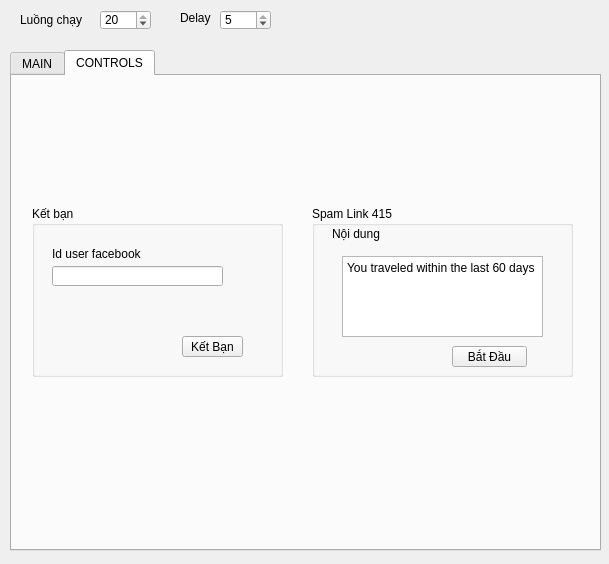
tronghoabg/tool-xoa-no, file ui.ui: the form before one commit.
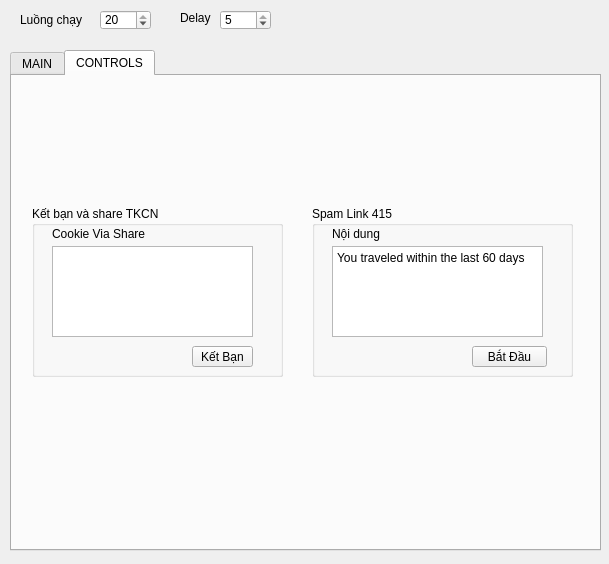
The form after the commit. The open tabs and pages were chosen to show the change. Icons and pictures are not drawn.

The edit to the form file:
```diff
--- a/ui.ui
+++ b/ui.ui
@@ -195,7 +195,7 @@
       </rect>
      </property>
      <property name="title">
-      <string>Kết bạn</string>
+      <string>Kết bạn và share TKCN</string>
      </property>
      <property name="flat">
       <bool>false</bool>
@@ -203,27 +203,11 @@
      <property name="checkable">
       <bool>false</bool>
      </property>
-     <widget class="QLineEdit" name="leUserFB">
-      <property name="geometry">
-       <rect>
-        <x>20</x>
-        <y>60</y>
-        <width>171</width>
-        <height>20</height>
-       </rect>
-      </property>
-      <property name="text">
-       <string/>
-      </property>
-      <property name="alignment">
-       <set>Qt::AlignLeading|Qt::AlignLeft|Qt::AlignVCenter</set>
-      </property>
-     </widget>
      <widget class="QPushButton" name="pbAddFriead">
       <property name="geometry">
        <rect>
-        <x>150</x>
-        <y>130</y>
+        <x>160</x>
+        <y>140</y>
         <width>61</width>
         <height>21</height>
        </rect>
@@ -236,18 +220,31 @@
       <property name="geometry">
        <rect>
         <x>20</x>
-        <y>40</y>
+        <y>20</y>
         <width>101</width>
         <height>16</height>
        </rect>
       </property>
       <property name="text">
-       <string>Id user facebook</string>
+       <string>Cookie Via Share</string>
       </property>
       <property name="alignment">
        <set>Qt::AlignLeading|Qt::AlignLeft|Qt::AlignVCenter</set>
       </property>
      </widget>
+     <widget class="QPlainTextEdit" name="txtCookie">
+      <property name="geometry">
+       <rect>
+        <x>20</x>
+        <y>40</y>
+        <width>201</width>
+        <height>91</height>
+       </rect>
+      </property>
+      <property name="plainText">
+       <string/>
+      </property>
+     </widget>
     </widget>
     <widget class="QGroupBox" name="groupBox_3">
      <property name="geometry">
@@ -277,7 +274,7 @@
      <widget class="QPushButton" name="pbSend">
       <property name="geometry">
        <rect>
-        <x>140</x>
+        <x>160</x>
         <y>140</y>
         <width>75</width>
         <height>21</height>
@@ -290,10 +287,10 @@
      <widget class="QPlainTextEdit" name="txtContents">
       <property name="geometry">
        <rect>
-        <x>30</x>
-        <y>50</y>
-        <width>201</width>
-        <height>81</height>
+        <x>20</x>
+        <y>40</y>
+        <width>211</width>
+        <height>91</height>
        </rect>
       </property>
       <property name="plainText">
```
Left out of the diff: 2 changed lines with no effect on the pictures.
